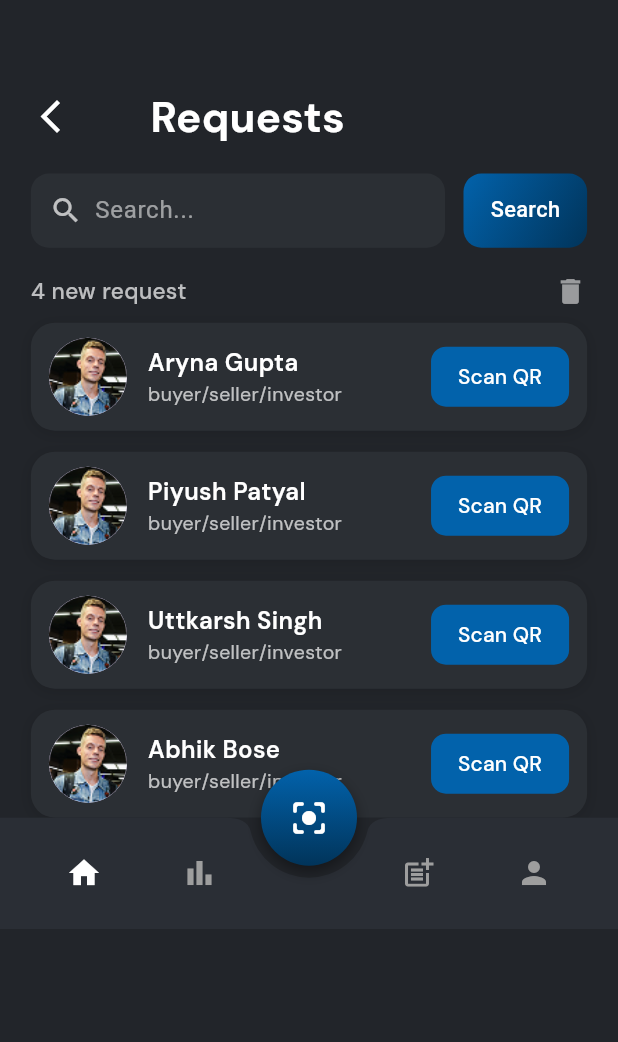
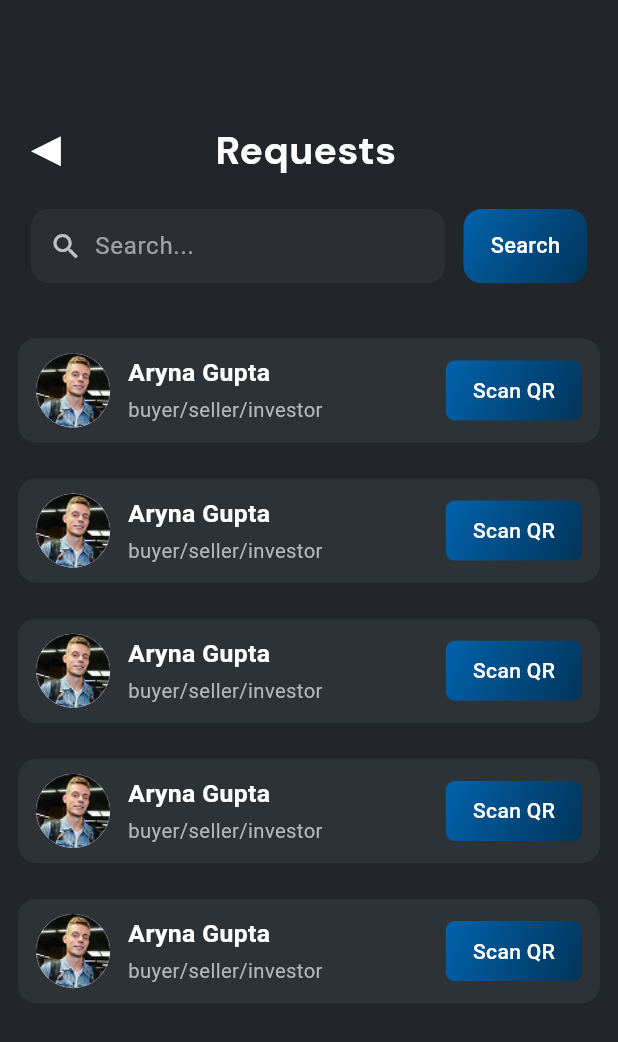
Before and after one commit to ParanoidAF01/reva, a Flutter app: the PeopleYouMayKnow screen opened directly, after a tap on "View Requests", on a phone screen of 412 x 824 dp. Shown: the top 1042 px of the screen. Run offline on Flutter 3.47's test engine with Material 3 defaults, Android fonts, the phone set to English and light mode, and no system bars; our stand-ins replace device_info_plus, flutter_secure_storage, google_fonts, google_sign_in, iconsax, image_picker and 3 more; missing offline and left inert: flutter_facebook_auth, mobile_scanner, razorpay_flutter; accounts and stored records are empty.

Commit message:
check working

```diff
--- a/frontend/lib/peopleyoumayknow/peopleyoumayknow.dart
+++ b/frontend/lib/peopleyoumayknow/peopleyoumayknow.dart
@@ -4,8 +4,8 @@ import 'package:reva/contacts/contacts.dart';
 import 'package:reva/events/eventtile.dart';
 import 'package:reva/peopleyoumayknow/peopleyoumayknowtile.dart';
 import 'package:reva/posts/postTile.dart';
+import 'package:reva/request/requestscreen.dart';
 import 'package:reva/request/requesttile.dart';
-import 'package:reva/requests.dart';
 import 'package:reva/start_subscription.dart';
 
 import '../notification/notification.dart';
@@ -156,7 +156,7 @@ class PeopleYouMayKnow extends StatelessWidget {
                     // TODO: Implement find in contacts action
                     Navigator.push(
                       context,
-                      MaterialPageRoute(builder: (context) => RequestsPage()),
+                      MaterialPageRoute(builder: (context) => RequestScreen()),
                     );
                   },
                   style: ElevatedButton.styleFrom(
--- a/frontend/lib/requests.dart
+++ /dev/null
@@ -1,230 +0,0 @@
-import 'package:flutter/material.dart';
-import 'package:google_fonts/google_fonts.dart';
-import 'package:reva/bottomnavigation/bottomnavigation.dart';
-
-class RequestsPage extends StatelessWidget {
-  const RequestsPage({super.key});
-
-  @override
-  Widget build(BuildContext context) {
-    var width = MediaQuery.of(context).size.width;
-    var height = MediaQuery.of(context).size.height;
-    return Scaffold(
-      backgroundColor: const Color(0xFF22252A),
-      body: Stack(
-        children: [
-          Padding(
-            padding: EdgeInsets.only(bottom: height * 0.09),
-            child: SingleChildScrollView(
-              child: Column(
-                children: [
-                  SizedBox(height: height * 0.07),
-                  Padding(
-                    padding: EdgeInsets.symmetric(horizontal: width * 0.05),
-                    child: Row(
-                      children: [
-                        InkWell(
-                          onTap: () {
-                            Navigator.of(context).maybePop();
-                          },
-                          borderRadius: BorderRadius.circular(30),
-                          child: const Icon(Icons.arrow_back_ios_new, color: Colors.white, size: 26),
-                        ),
-                        SizedBox(width: width * 0.13),
-                        Text(
-                          'Requests',
-                          style: GoogleFonts.dmSans(
-                            fontSize: 28,
-                            fontWeight: FontWeight.w700,
-                            color: Colors.white,
-                          ),
-                        ),
-                      ],
-                    ),
-                  ),
-                  SizedBox(height: 18),
-                  Padding(
-                    padding: EdgeInsets.symmetric(horizontal: width * 0.05),
-                    child: Row(
-                      children: [
-                        Expanded(
-                          child: Container(
-                            height: width * 0.12,
-                            decoration: BoxDecoration(
-                              color: const Color(0xFF2B2F34),
-                              borderRadius: BorderRadius.circular(12),
-                            ),
-                            padding: EdgeInsets.symmetric(horizontal: width * 0.03),
-                            child: Row(
-                              children: [
-                                const Icon(Icons.search, color: Colors.white70, size: 22),
-                                SizedBox(width: width * 0.02),
-                                const Expanded(
-                                  child: TextField(
-                                    style: TextStyle(color: Colors.white),
-                                    cursorColor: Colors.white54,
-                                    decoration: InputDecoration(
-                                      hintText: 'Search...',
-                                      hintStyle: TextStyle(color: Colors.white54),
-                                      border: InputBorder.none,
-                                    ),
-                                  ),
-                                ),
-                              ],
-                            ),
-                          ),
-                        ),
-                        SizedBox(width: width * 0.03),
-                        InkWell(
-                          onTap: () {},
-                          borderRadius: BorderRadius.circular(12),
-                          child: Container(
-                            height: width * 0.12,
-                            width: width * 0.2,
-                            decoration: BoxDecoration(
-                              gradient: const LinearGradient(
-                                colors: [Color(0xFF0262AB), Color(0xFF01345A)],
-                                begin: Alignment.topLeft,
-                                end: Alignment.bottomRight,
-                              ),
-                              borderRadius: BorderRadius.circular(12),
-                            ),
-                            child: const Row(
-                              mainAxisAlignment: MainAxisAlignment.center,
-                              children: [
-                                Text(
-                                  'Search',
-                                  style: TextStyle(
-                                    color: Colors.white,
-                                    fontSize: 14.5,
-                                    fontWeight: FontWeight.w500,
-                                  ),
-                                ),
-                              ],
-                            ),
-                          ),
-                        ),
-                      ],
-                    ),
-                  ),
-                  SizedBox(height: 18),
-                  Padding(
-                    padding: EdgeInsets.symmetric(horizontal: width * 0.05),
-                    child: Row(
-                      children: [
-                        Text(
-                          '4 new request',
-                          style: GoogleFonts.dmSans(
-                            color: Colors.white70,
-                            fontSize: 15,
-                            fontWeight: FontWeight.w500,
-                          ),
-                        ),
-                        const Spacer(),
-                        const Icon(Icons.delete, color: Colors.white54, size: 22),
-                      ],
-                    ),
-                  ),
-                  SizedBox(height: 10),
-                  // Requests List
-                  Padding(
-                    padding: EdgeInsets.symmetric(horizontal: width * 0.05),
-                    child: Column(
-                      children: [
-                        _requestTile('Aryna Gupta', 'buyer/seller/investor', 'Scan QR', 'assets/dummyprofile.png'),
-                        SizedBox(height: 14),
-                        _requestTile('Piyush Patyal', 'buyer/seller/investor', 'Scan QR', 'assets/dummyprofile.png'),
-                        SizedBox(height: 14),
-                        _requestTile('Uttkarsh Singh', 'buyer/seller/investor', 'Scan QR', 'assets/dummyprofile.png'),
-                        SizedBox(height: 14),
-                        _requestTile('Abhik Bose', 'buyer/seller/investor', 'Scan QR', 'assets/dummyprofile.png'),
-                      ],
-                    ),
-                  ),
-                ],
-              ),
-            ),
-          ),
-          // BottomNavigation bar
-          Positioned(
-            left: 0,
-            right: 0,
-            bottom: 0,
-            child: SizedBox(
-              height: height * 0.09,
-              child: const BottomNavigation(),
-            ),
-          ),
-        ],
-      ),
-    );
-  }
-
-  Widget _requestTile(String name, String subtitle, String buttonText, String imagePath) {
-    return Container(
-      decoration: BoxDecoration(
-        color: const Color(0xFF2B2F34),
-        borderRadius: BorderRadius.circular(16),
-        boxShadow: [
-          BoxShadow(
-            color: Colors.black.withOpacity(0.12),
-            blurRadius: 8,
-            offset: const Offset(0, 2),
-          ),
-        ],
-      ),
-      child: Padding(
-        padding: const EdgeInsets.symmetric(vertical: 10, horizontal: 12),
-        child: Row(
-          children: [
-            CircleAvatar(
-              radius: 26,
-              backgroundImage: AssetImage(imagePath),
-            ),
-            SizedBox(width: 14),
-            Expanded(
-              child: Column(
-                crossAxisAlignment: CrossAxisAlignment.start,
-                children: [
-                  Text(
-                    name,
-                    style: GoogleFonts.dmSans(
-                      color: Colors.white,
-                      fontWeight: FontWeight.w600,
-                      fontSize: 16,
-                    ),
-                  ),
-                  Text(
-                    subtitle,
-                    style: GoogleFonts.dmSans(
-                      color: Colors.white70,
-                      fontSize: 13,
-                    ),
-                  ),
-                ],
-              ),
-            ),
-            SizedBox(width: 10),
-            ElevatedButton(
-              onPressed: () {},
-              style: ElevatedButton.styleFrom(
-                backgroundColor: const Color(0xFF0262AB),
-                shape: RoundedRectangleBorder(borderRadius: BorderRadius.circular(10)),
-                elevation: 0,
-                padding: const EdgeInsets.symmetric(horizontal: 18, vertical: 10),
-              ),
-              child: Text(
-                buttonText,
-                style: GoogleFonts.dmSans(
-                  color: Colors.white,
-                  fontWeight: FontWeight.w500,
-                  fontSize: 14,
-                ),
-              ),
-            ),
-          ],
-        ),
-      ),
-    );
-  }
-}
```
Also changed, not shown: 1 other file.
